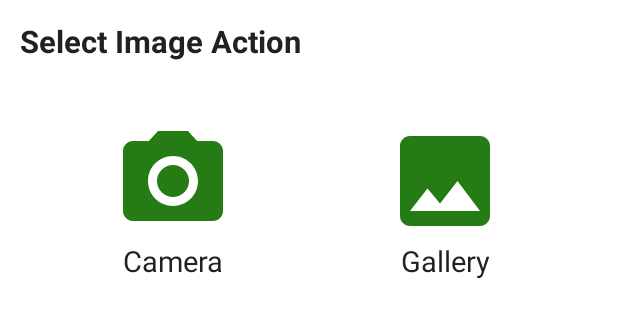
After one commit to DavinderSinghKharoud/FavCars, an Android app: the layout dialog_custom_image_selection.xml on its own in the app's theme, with its tools: preview values and no code run, on a phone screen of 412 x 824 dp. The commit adds this screen. Shown: the top 318 px of the screen. Run offline under Robolectric (Android 15) with nearby library versions, the phone set to English and light mode, and no system bars.

Commit message:
Custom Image Selection

```diff
--- a/app/build.gradle
+++ b/app/build.gradle
@@ -47,4 +47,14 @@ dependencies {
     testImplementation 'junit:junit:4.+'
     androidTestImplementation 'androidx.test.ext:junit:1.1.3'
     androidTestImplementation 'androidx.test.espresso:espresso-core:3.4.0'
+
+
+    implementation 'de.hdodenhof:circleimageview:2.1.0'
+    //For scalable dp
+    implementation 'com.intuit.sdp:sdp-android:1.0.6'
+    //For permissions
+    implementation 'com.karumi:dexter:6.2.3'
+    //Glide for images
+    implementation 'com.github.bumptech.glide:glide:4.12.0'
+    annotationProcessor 'com.github.bumptech.glide:compiler:4.12.0'
 }
--- /dev/null
+++ b/app/src/main/res/drawable/ic_camera_photo.xml
@@ -0,0 +1,6 @@
+<vector android:height="80dp" android:tint="#257C15"
+    android:viewportHeight="24" android:viewportWidth="24"
+    android:width="80dp" xmlns:android="http://schemas.android.com/apk/res/android">
+    <path android:fillColor="@android:color/white" android:pathData="M12,12m-3.2,0a3.2,3.2 0,1 1,6.4 0a3.2,3.2 0,1 1,-6.4 0"/>
+    <path android:fillColor="@android:color/white" android:pathData="M9,2L7.17,4L4,4c-1.1,0 -2,0.9 -2,2v12c0,1.1 0.9,2 2,2h16c1.1,0 2,-0.9 2,-2L22,6c0,-1.1 -0.9,-2 -2,-2h-3.17L15,2L9,2zM12,17c-2.76,0 -5,-2.24 -5,-5s2.24,-5 5,-5 5,2.24 5,5 -2.24,5 -5,5z"/>
+</vector>
--- /dev/null
+++ b/app/src/main/res/drawable/ic_gallery.xml
@@ -0,0 +1,5 @@
+<vector android:height="80dp" android:tint="#257C15"
+    android:viewportHeight="24" android:viewportWidth="24"
+    android:width="80dp" xmlns:android="http://schemas.android.com/apk/res/android">
+    <path android:fillColor="@android:color/white" android:pathData="M21,19V5c0,-1.1 -0.9,-2 -2,-2H5c-1.1,0 -2,0.9 -2,2v14c0,1.1 0.9,2 2,2h14c1.1,0 2,-0.9 2,-2zM8.5,13.5l2.5,3.01L14.5,12l4.5,6H5l3.5,-4.5z"/>
+</vector>
--- /dev/null
+++ b/app/src/main/res/layout/dialog_custom_image_selection.xml
@@ -0,0 +1,59 @@
+<?xml version="1.0" encoding="utf-8"?>
+<androidx.constraintlayout.widget.ConstraintLayout xmlns:android="http://schemas.android.com/apk/res/android"
+    xmlns:app="http://schemas.android.com/apk/res-auto"
+    xmlns:tools="http://schemas.android.com/tools"
+    android:layout_width="match_parent"
+    android:layout_height="wrap_content"
+    android:orientation="vertical"
+    android:padding="@dimen/_10sdp"
+    app:chainUseRtl="true">
+
+    <TextView
+        android:id="@+id/tv_title"
+        android:layout_width="match_parent"
+        android:layout_height="wrap_content"
+        android:text="@string/title_image_select"
+        android:textColor="@color/grey"
+        android:textSize="@dimen/_16sdp"
+        android:textStyle="bold"
+        app:layout_constraintBottom_toTopOf="@+id/tv_camera"
+        app:layout_constraintLeft_toLeftOf="parent"
+        app:layout_constraintRight_toRightOf="parent"
+        app:layout_constraintTop_toTopOf="parent" />
+
+    <TextView
+        android:id="@+id/tv_camera"
+        android:layout_width="wrap_content"
+        android:layout_height="wrap_content"
+        android:layout_margin="@dimen/_30sdp"
+        android:gravity="center"
+        android:foreground="?attr/selectableItemBackgroundBorderless"
+        android:text="@string/label_camera"
+        android:textColor="@color/grey"
+        android:textSize="@dimen/_15sdp"
+        app:drawableTopCompat="@drawable/ic_camera_photo"
+        app:layout_constraintBottom_toBottomOf="parent"
+        app:layout_constraintHorizontal_chainStyle="spread"
+        app:layout_constraintLeft_toLeftOf="parent"
+        app:layout_constraintRight_toLeftOf="@id/tv_gallery"
+        app:layout_constraintTop_toBottomOf="@id/tv_title"
+        tools:ignore="UnusedAttribute" />
+
+    <TextView
+        android:id="@+id/tv_gallery"
+        android:layout_width="wrap_content"
+        android:layout_height="wrap_content"
+        android:layout_margin="@dimen/_30sdp"
+        android:foreground="?attr/selectableItemBackgroundBorderless"
+        android:text="@string/label_gallery"
+        android:gravity="center"
+        android:textColor="@color/grey"
+        android:textSize="@dimen/_15sdp"
+        app:drawableTopCompat="@drawable/ic_gallery"
+        app:layout_constraintBottom_toBottomOf="parent"
+        app:layout_constraintHorizontal_chainStyle="spread"
+        app:layout_constraintLeft_toRightOf="@id/tv_camera"
+        app:layout_constraintRight_toRightOf="parent"
+        app:layout_constraintTop_toBottomOf="@id/tv_title"
+        tools:ignore="UnusedAttribute" />
+</androidx.constraintlayout.widget.ConstraintLayout>
--- a/app/src/main/res/values/strings.xml
+++ b/app/src/main/res/values/strings.xml
@@ -5,4 +5,8 @@
     <string name="title_notifications">Notifications</string>
     <string name="splash_screen_title">FavCars</string>
     <string name="add_car">Add Car</string>
+
+    <string name="title_image_select">Select Image Action</string>
+    <string name="label_camera">Camera</string>
+    <string name="label_gallery">Gallery</string>
 </resources>
```
